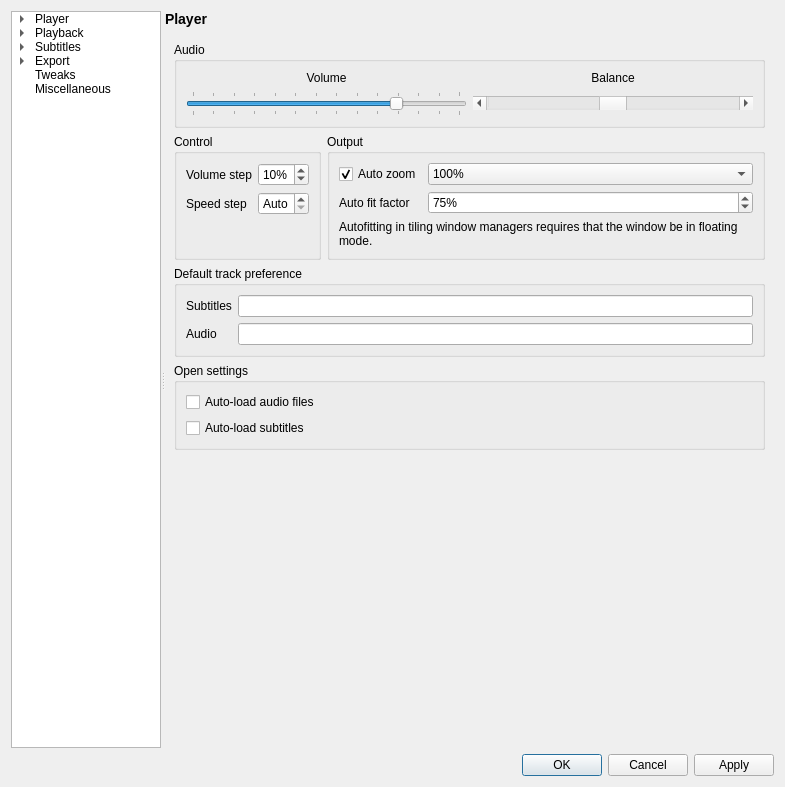
The window that settingswindow.ui (mpc-qt/mpc-qt) describes before a commit, drawn with Qt 5.
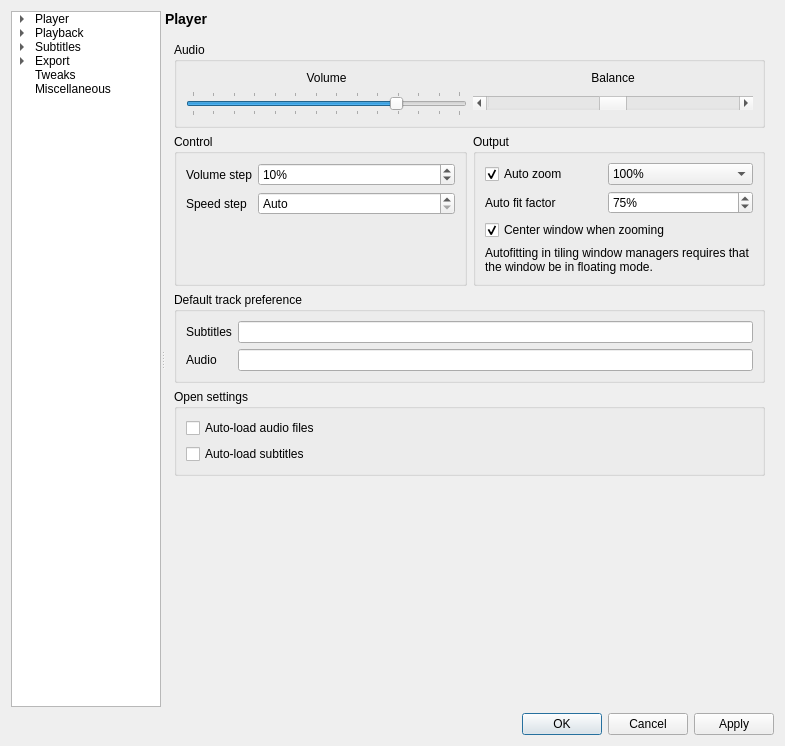
The same window after the commit.

Commit message:
settingswindow,mainwindow,main: allow auto-resizing w/o centering
Might be useful for some people.

Patch:
```diff
--- a/settingswindow.ui
+++ b/settingswindow.ui
@@ -7,7 +7,7 @@
     <x>0</x>
     <y>0</y>
     <width>785</width>
-    <height>787</height>
+    <height>746</height>
    </rect>
   </property>
   <property name="windowTitle">
@@ -580,7 +580,34 @@
              <property name="title">
               <string>Output</string>
              </property>
-             <layout class="QGridLayout" name="gridLayout_4" columnstretch="0,1">
+             <layout class="QGridLayout" name="gridLayout_4">
+              <item row="4" column="0" colspan="2">
+               <widget class="QLabel" name="playbackAutozoomWarn">
+                <property name="text">
+                 <string>Autofitting in tiling window managers requires that the window be in floating mode.</string>
+                </property>
+                <property name="wordWrap">
+                 <bool>true</bool>
+                </property>
+               </widget>
+              </item>
+              <item row="0" column="0">
+               <widget class="QCheckBox" name="playbackAutoZoom">
+                <property name="text">
+                 <string>Auto zoom</string>
+                </property>
+                <property name="checked">
+                 <bool>true</bool>
+                </property>
+               </widget>
+              </item>
+              <item row="2" column="0">
+               <widget class="QLabel" name="playbackAutoFitFactorLabel">
+                <property name="text">
+                 <string>Auto fit factor</string>
+                </property>
+               </widget>
+              </item>
               <item row="0" column="1">
                <widget class="QComboBox" name="playbackAutoZoomMethod">
                 <property name="currentIndex">
@@ -643,14 +670,7 @@
                 </item>
                </widget>
               </item>
-              <item row="1" column="0">
-               <widget class="QLabel" name="label_7">
-                <property name="text">
-                 <string>Auto fit factor</string>
-                </property>
-               </widget>
-              </item>
-              <item row="1" column="1">
+              <item row="2" column="1">
                <widget class="QSpinBox" name="playbackAutoFitFactor">
                 <property name="suffix">
                  <string>%</string>
@@ -666,26 +686,16 @@
                 </property>
                </widget>
               </item>
-              <item row="0" column="0">
-               <widget class="QCheckBox" name="playbackAutoZoom">
+              <item row="3" column="0" colspan="2">
+               <widget class="QCheckBox" name="playbackAutoCenterWindow">
                 <property name="text">
-                 <string>Auto zoom</string>
+                 <string>Center window when zooming</string>
                 </property>
                 <property name="checked">
                  <bool>true</bool>
                 </property>
                </widget>
               </item>
-              <item row="2" column="0" colspan="2">
-               <widget class="QLabel" name="playbackAutozoomWarn">
-                <property name="text">
-                 <string>Autofitting in tiling window managers requires that the window be in floating mode.</string>
-                </property>
-                <property name="wordWrap">
-                 <bool>true</bool>
-                </property>
-               </widget>
-              </item>
              </layout>
             </widget>
            </item>
```
The commit also changes 5 other files.
